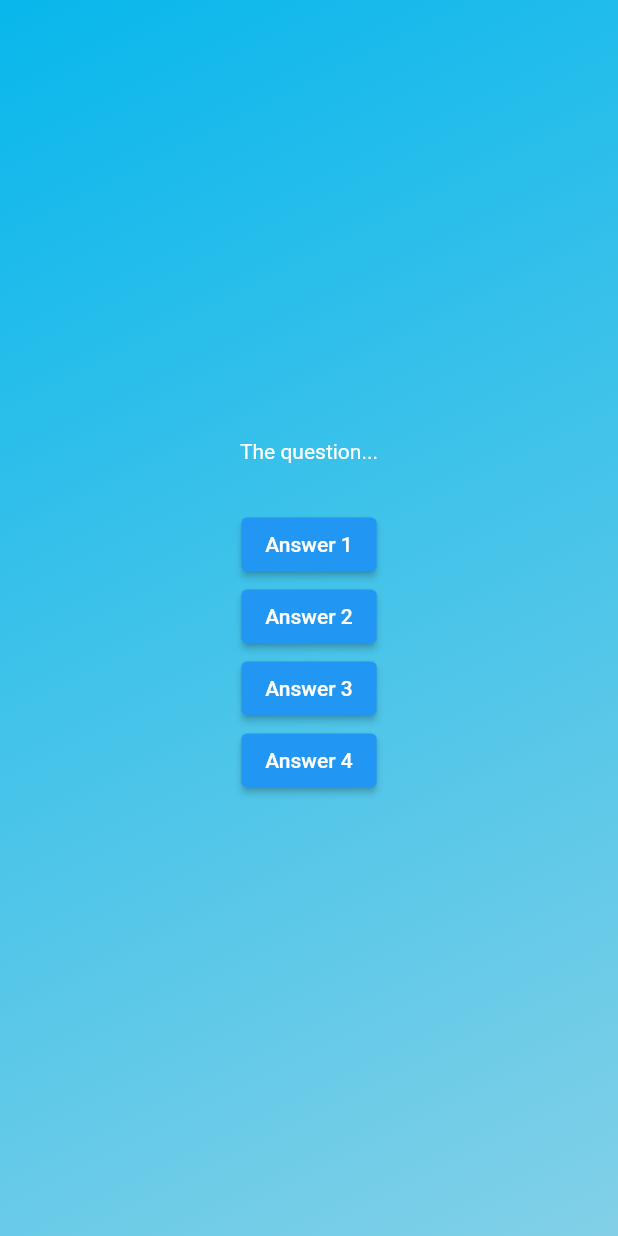
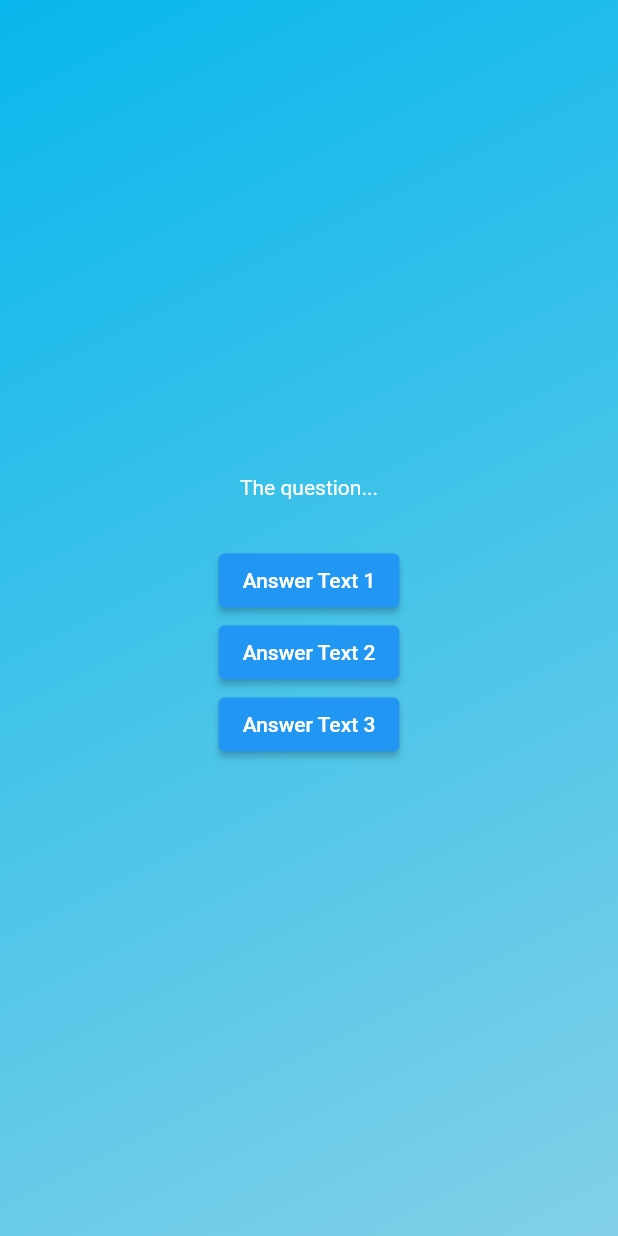
Before and after one commit to DarkoPG27/Quiz, a Flutter app: the screen it shows after launch, after a tap on "Start Quiz", on a phone screen of 412 x 824 dp. Run offline on Flutter 3.47's test engine with Material 2 defaults, Android fonts, the phone set to English and light mode, and no system bars.

Commit message:
created a custom answer button

```diff
--- a/lib/answer_button.dart
+++ b/lib/answer_button.dart
@@ -0,0 +1,21 @@
+import 'package:flutter/material.dart';
+
+class AnswerButton extends StatelessWidget {
+  const AnswerButton({
+    super.key,
+    required this.answerText,
+    required this.onTap,
+  });
+
+  final String answerText;
+  final void Function() onTap;
+
+  @override
+  Widget build(BuildContext context) {
+    return ElevatedButton(
+      onPressed: onTap,
+      style: ElevatedButton.styleFrom(),
+      child: Text(answerText),
+    );
+  }
+}
--- a/lib/questions_screen.dart
+++ b/lib/questions_screen.dart
@@ -1,3 +1,4 @@
+import 'package:adv_basics/answer_button.dart';
 import 'package:flutter/material.dart';
 
 class QuestionsScreen extends StatefulWidget {
@@ -24,22 +25,9 @@ class _QuestionsScreenState extends State<QuestionsScreen> {
             ),
           ),
           const SizedBox(height: 30),
-          ElevatedButton(
-            onPressed: () {},
-            child: Text('Answer 1'),
-          ),
-          ElevatedButton(
-            onPressed: () {},
-            child: Text('Answer 2'),
-          ),
-          ElevatedButton(
-            onPressed: () {},
-            child: Text('Answer 3'),
-          ),
-          ElevatedButton(
-            onPressed: () {},
-            child: Text('Answer 4'),
-          ),
+          AnswerButton(answerText: 'Answer Text 1', onTap: () {}),
+          AnswerButton(answerText: 'Answer Text 2', onTap: () {}),
+          AnswerButton(answerText: 'Answer Text 3', onTap: () {}),
         ],
       ),
     );
```
